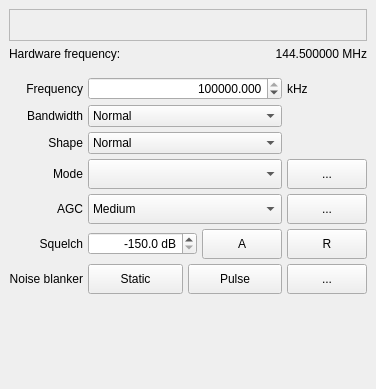
Old version of the form src/qtgui/dockrxopt.ui in the repository gqrx-sdr/gqrx.
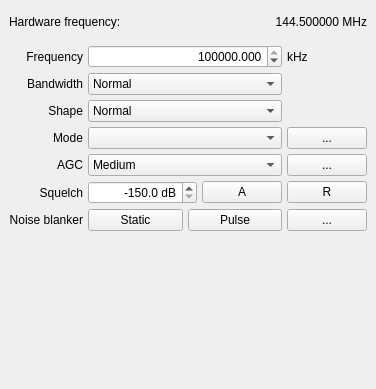
New version of the form. Custom widgets are drawn as their Qt base class.

Patch:
```diff
--- a/src/qtgui/dockrxopt.ui
+++ b/src/qtgui/dockrxopt.ui
@@ -16,18 +16,6 @@
     <verstretch>0</verstretch>
    </sizepolicy>
   </property>
-  <property name="minimumSize">
-   <size>
-    <width>376</width>
-    <height>389</height>
-   </size>
-  </property>
-  <property name="maximumSize">
-   <size>
-    <width>524287</width>
-    <height>524287</height>
-   </size>
-  </property>
   <property name="allowedAreas">
    <set>Qt::LeftDockWidgetArea|Qt::RightDockWidgetArea</set>
   </property>
@@ -44,12 +32,6 @@
         <verstretch>0</verstretch>
        </sizepolicy>
       </property>
-      <property name="minimumSize">
-       <size>
-        <width>0</width>
-        <height>32</height>
-       </size>
-      </property>
       <property name="toolTip">
        <string>&lt;html&gt;&lt;head/&gt;&lt;body&gt;&lt;p&gt;Channel filter offset.&lt;br/&gt;
 This is an offset from the hardware RF frequency.&lt;/p&gt;&lt;/body&gt;&lt;/html&gt;</string>
@@ -142,18 +124,6 @@
           <verstretch>0</verstretch>
          </sizepolicy>
         </property>
-        <property name="minimumSize">
-         <size>
-          <width>50</width>
-          <height>30</height>
-         </size>
-        </property>
-        <property name="maximumSize">
-         <size>
-          <width>16777215</width>
-          <height>16777215</height>
-         </size>
-        </property>
         <property name="toolTip">
          <string>AGC options</string>
         </property>
@@ -207,18 +177,6 @@
           <verstretch>0</verstretch>
          </sizepolicy>
         </property>
-        <property name="minimumSize">
-         <size>
-          <width>50</width>
-          <height>30</height>
-         </size>
-        </property>
-        <property name="maximumSize">
-         <size>
-          <width>16777215</width>
-          <height>16777215</height>
-         </size>
-        </property>
         <property name="toolTip">
          <string>Noise blanker options</string>
         </property>
@@ -340,18 +298,6 @@
           <verstretch>0</verstretch>
          </sizepolicy>
         </property>
-        <property name="minimumSize">
-         <size>
-          <width>50</width>
-          <height>30</height>
-         </size>
-        </property>
-        <property name="maximumSize">
-         <size>
-          <width>16777215</width>
-          <height>16777215</height>
-         </size>
-        </property>
         <property name="toolTip">
          <string>Demodulator options</string>
         </property>
@@ -501,18 +447,6 @@
             <verstretch>0</verstretch>
            </sizepolicy>
           </property>
-          <property name="minimumSize">
-           <size>
-            <width>50</width>
-            <height>30</height>
-           </size>
-          </property>
-          <property name="maximumSize">
-           <size>
-            <width>16777215</width>
-            <height>16777215</height>
-           </size>
-          </property>
           <property name="toolTip">
            <string>Noise blanker for static type noise</string>
           </property>
@@ -541,18 +475,6 @@
             <verstretch>0</verstretch>
            </sizepolicy>
           </property>
-          <property name="minimumSize">
-           <size>
-            <width>50</width>
-            <height>30</height>
-           </size>
-          </property>
-          <property name="maximumSize">
-           <size>
-            <width>16777215</width>
-            <height>16777215</height>
-           </size>
-          </property>
           <property name="toolTip">
            <string>Noise blanker for pulse type noise</string>
           </property>
@@ -622,18 +544,6 @@
           <verstretch>0</verstretch>
          </sizepolicy>
         </property>
-        <property name="minimumSize">
-         <size>
-          <width>50</width>
-          <height>30</height>
-         </size>
-        </property>
-        <property name="maximumSize">
-         <size>
-          <width>16777215</width>
-          <height>16777215</height>
-         </size>
-        </property>
         <property name="toolTip">
          <string>Reset squelch to its default value</string>
         </property>
@@ -701,18 +611,6 @@
             <verstretch>0</verstretch>
            </sizepolicy>
           </property>
-          <property name="minimumSize">
-           <size>
-            <width>50</width>
-            <height>30</height>
-           </size>
-          </property>
-          <property name="maximumSize">
-           <size>
-            <width>16777215</width>
-            <height>16777215</height>
-           </size>
-          </property>
           <property name="toolTip">
            <string>Set squelch to the current signal or noise level</string>
           </property>
```
